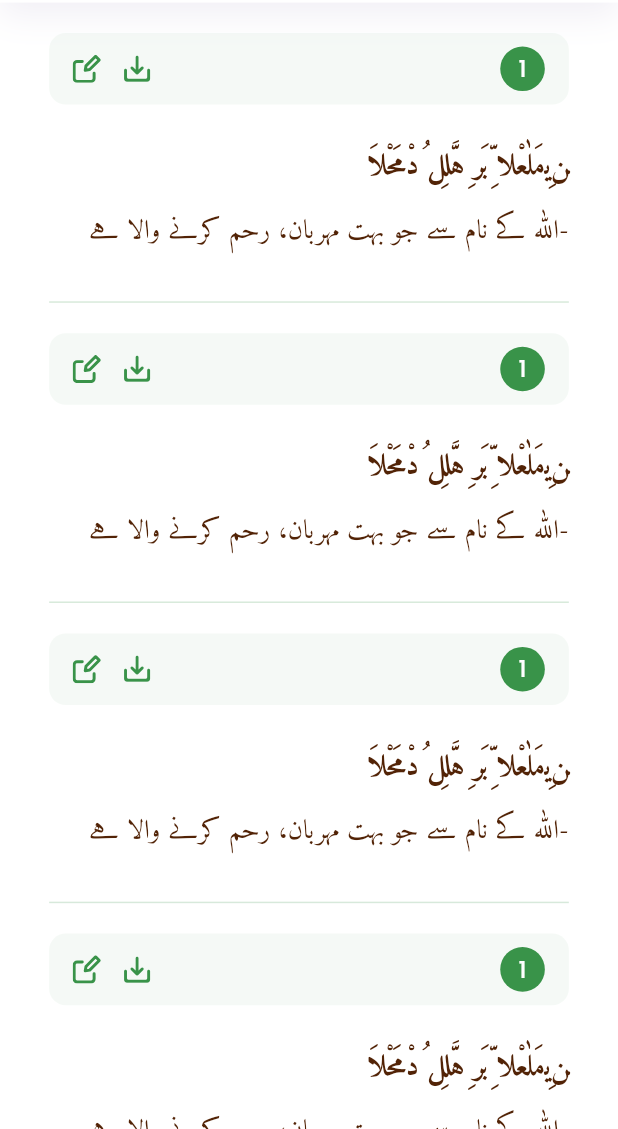
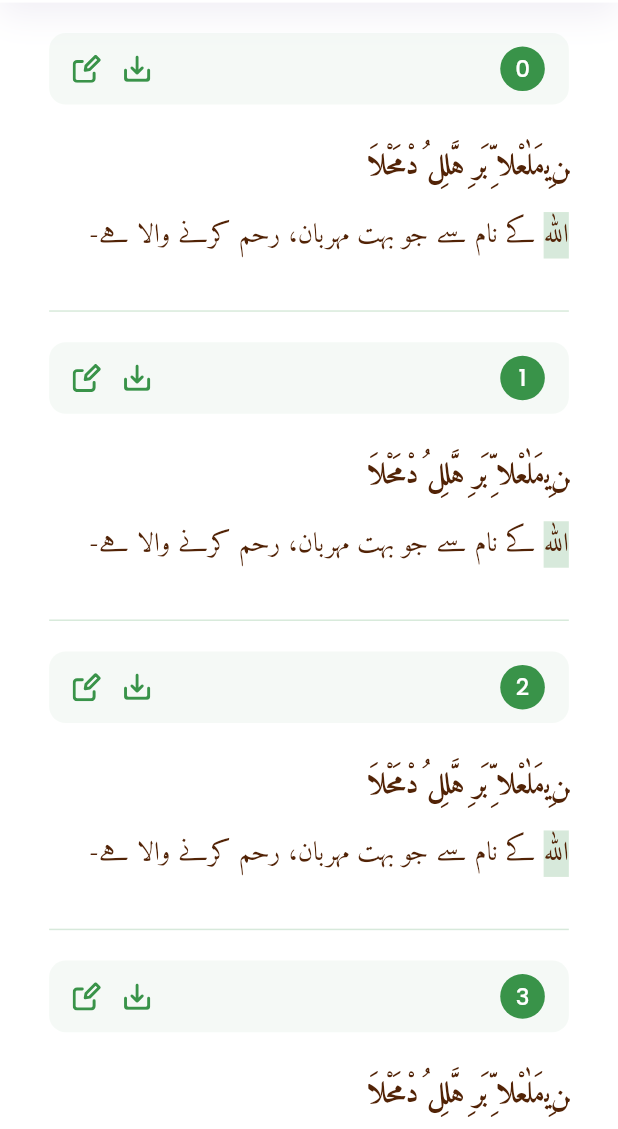
Before and after one commit to ayekaun-inc/Quran-Companion, a Flutter app: the SearchResultsView screen opened by its route, on a phone screen of 412 x 824 dp, the part 107-1236 px from its top. Run offline on Flutter 3.47's test engine with Material 3 defaults, Android fonts, the phone set to English and light mode, and no system bars; our stand-ins replace flutter_svg, get_it, shared_preferences, stacked, stacked_services; accounts and stored records are empty.

Commit message:
Add 'Search Results Screen UI'

```diff
--- /dev/null
+++ b/app/lib/global/enums.dart
@@ -0,0 +1,5 @@
+enum AyatTileActionButtonType { download, note }
+
+enum AyatListViewType { searchResults, surah, para }
+
+enum ReadingModeType { surah, para }
--- a/app/lib/global/utils/svg_constants.dart
+++ b/app/lib/global/utils/svg_constants.dart
@@ -1,4 +1,4 @@
 const String appIcon = 'assets/svgs/app_icon.svg';
 const String backIcon = 'assets/svgs/back_icon.svg';
 const String starIcon = 'assets/svgs/star_icon.svg';
-const String editIcon = 'assets/svgs/edit_icon.svg';
+const String noteIcon = 'assets/svgs/note_icon.svg';
--- /dev/null
+++ b/app/lib/global/widgets/ayat_tile.dart
@@ -0,0 +1,142 @@
+import 'package:app/global/enums.dart';
+import 'package:app/global/services/size_helper_service.dart';
+import 'package:app/global/themes/colors.dart';
+import 'package:app/global/themes/fonts.dart';
+import 'package:app/global/utils/svg_constants.dart';
+import 'package:app/global/widgets/custom_divider.dart';
+import 'package:app/global/widgets/custom_text.dart';
+import 'package:app/global/widgets/horizontal_gap.dart';
+import 'package:app/global/widgets/horizontal_padding.dart';
+import 'package:app/global/widgets/vertical_gap.dart';
+import 'package:flutter/material.dart';
+import 'package:flutter_svg/flutter_svg.dart';
+
+class AyatTile extends StatelessWidget {
+  final int number;
+  final String arabic;
+  final String urdu;
+  final String? highlightedWord;
+  const AyatTile({
+    super.key,
+    required this.number,
+    required this.arabic,
+    required this.urdu,
+    this.highlightedWord,
+  });
+
+  @override
+  Widget build(BuildContext context) {
+    return InkWell(
+      onTap: () {},
+      child: HorizontalPadding(
+        padding: 27.w,
+        child: Column(
+          crossAxisAlignment: CrossAxisAlignment.center,
+          mainAxisSize: MainAxisSize.min,
+          children: [
+            const VerticalGap(20),
+            AyatTileHeader(number: number),
+            const VerticalGap(27),
+            SizedBox(
+              width: double.maxFinite,
+              child: CustomText(
+                arabic,
+                size: 18,
+                font: amiriBold,
+                color: brown,
+                textAlign: TextAlign.right,
+              ),
+            ),
+            const VerticalGap(16),
+            SizedBox(
+              width: double.maxFinite,
+              child: CustomText(
+                urdu,
+                size: 16,
+                font: amiriRegular,
+                color: brown,
+                textAlign: TextAlign.right,
+                highlightedWord: highlightedWord,
+              ),
+            ),
+            const VerticalGap(34),
+            const CustomDivider(leftGap: 0, rightGap: 0),
+          ],
+        ),
+      ),
+    );
+  }
+}
+
+class AyatTileHeader extends StatelessWidget {
+  const AyatTileHeader({
+    super.key,
+    required this.number,
+  });
+
+  final int number;
+
+  @override
+  Widget build(BuildContext context) {
+    return Container(
+      width: 318.w,
+      height: 47.h,
+      decoration: BoxDecoration(
+        color: green.withOpacity(0.05),
+        borderRadius: BorderRadius.circular(10.r),
+      ),
+      child: Row(
+        children: [
+          const HorizontalGap(8.25),
+          const AyatTileActionButton(type: AyatTileActionButtonType.note),
+          const AyatTileActionButton(type: AyatTileActionButtonType.download),
+          const Spacer(),
+          CircleAvatar(
+            backgroundColor: green,
+            foregroundColor: white,
+            radius: 13.5.r,
+            child: CustomText(
+              number.toString(),
+              size: 14,
+              font: poppinsMedium,
+            ),
+          ),
+          const HorizontalGap(16),
+        ],
+      ),
+    );
+  }
+}
+
+class AyatTileActionButton extends StatelessWidget {
+  final AyatTileActionButtonType type;
+  const AyatTileActionButton({
+    super.key,
+    required this.type,
+  });
+
+  @override
+  Widget build(BuildContext context) {
+    return InkWell(
+      onTap: () {},
+      borderRadius: BorderRadius.circular(10.r),
+      splashColor: green.withOpacity(0.1),
+      child: SizedBox(
+        width: 30.5.w,
+        height: 30.5.h,
+        child: Center(
+          child: type == AyatTileActionButtonType.note
+              ? SvgPicture.asset(
+                  noteIcon,
+                  width: 17.w,
+                )
+              : Icon(
+                  Icons.save_alt_rounded,
+                  color: green,
+                  size: 21.w,
+                ),
+        ),
+      ),
+    );
+  }
+}
--- a/app/lib/global/widgets/custom_text.dart
+++ b/app/lib/global/widgets/custom_text.dart
@@ -1,4 +1,5 @@
 import 'package:app/global/services/size_helper_service.dart';
+import 'package:app/global/themes/colors.dart';
 import 'package:flutter/material.dart';
 
 class CustomText extends StatelessWidget {
@@ -6,18 +7,25 @@ class CustomText extends StatelessWidget {
   final double size;
   final String font;
   final Color? color;
+  final String? highlightedWord;
+  final TextAlign textAlign;
+
   const CustomText(
     this.data, {
     super.key,
     required this.size,
     required this.font,
     this.color,
+    this.highlightedWord,
+    this.textAlign = TextAlign.left,
   });
 
   @override
   Widget build(BuildContext context) {
+    if (highlightedWord == null || !data.contains(highlightedWord!)) {
       return Text(
         data,
+        textAlign: textAlign,
         style: TextStyle(
           fontSize: size.sp,
           fontFamily: font,
@@ -25,4 +33,40 @@ class CustomText extends StatelessWidget {
         ),
       );
     }
+
+    final parts = data.split(highlightedWord!);
+    final spans = <TextSpan>[];
+
+    for (int i = 0; i < parts.length; i++) {
+      spans.add(
+        TextSpan(
+          text: parts[i],
+          style: TextStyle(
+            fontSize: size.sp,
+            fontFamily: font,
+            color: color,
+          ),
+        ),
+      );
+
+      if (i < parts.length - 1) {
+        spans.add(
+          TextSpan(
+            text: highlightedWord,
+            style: TextStyle(
+              fontSize: size.sp,
+              fontFamily: font,
+              color: color,
+              backgroundColor: green.withOpacity(0.2),
+            ),
+          ),
+        );
       }
+    }
+
+    return RichText(
+      text: TextSpan(children: spans),
+      textAlign: textAlign,
+    );
+  }
+}
--- a/app/lib/search_results/search_results_view.dart
+++ b/app/lib/search_results/search_results_view.dart
@@ -1,19 +1,9 @@
-import 'package:app/global/services/size_helper_service.dart';
-import 'package:app/global/themes/colors.dart';
-import 'package:app/global/themes/fonts.dart';
-import 'package:app/global/utils/svg_constants.dart';
 import 'package:app/global/widgets/custom_app_bar.dart';
-import 'package:app/global/widgets/custom_divider.dart';
-import 'package:app/global/widgets/custom_text.dart';
-import 'package:app/global/widgets/horizontal_gap.dart';
-import 'package:app/global/widgets/horizontal_padding.dart';
-import 'package:app/global/widgets/vertical_gap.dart';
 import 'package:app/search_results/search_results_view_model.dart';
-import 'package:flutter/cupertino.dart';
 import 'package:flutter/material.dart';
-import 'package:flutter/widgets.dart';
-import 'package:flutter_svg/flutter_svg.dart';
 import 'package:stacked/stacked.dart';
+
+import '../global/widgets/ayat_tile.dart';
 
 class SearchResultsView extends StatelessWidget {
   const SearchResultsView({super.key});
@@ -30,9 +20,14 @@ class SearchResultsView extends StatelessWidget {
           ),
           body: Scrollbar(
             child: ListView.builder(
-              itemCount: 63,
+              itemCount: 9,
               itemBuilder: (context, index) {
-                return AyatTile();
+                return AyatTile(
+                  number: index,
+                  arabic: 'َﻦﻳِمَلٰعْلا ِّبَر ِهَّلِل ُدْمَحْلا',
+                  urdu: '-اللہ کے نام سے جو بہت مہربان، رحم کرنے والا ہے',
+                  highlightedWord: 'اللہ',
+                );
               },
             ),
           ),
@@ -41,100 +36,3 @@ class SearchResultsView extends StatelessWidget {
     );
   }
 }
-
-class AyatTile extends StatelessWidget {
-  const AyatTile({
-    super.key,
-  });
-
-  @override
-  Widget build(BuildContext context) {
-    return InkWell(
-      onTap: () {},
-      child: HorizontalPadding(
-        padding: 27.w,
-        child: Column(
-          crossAxisAlignment: CrossAxisAlignment.center,
-          mainAxisSize: MainAxisSize.min,
-          children: [
-            const VerticalGap(20),
-            Container(
-              width: 318.w,
-              height: 47.h,
-              decoration: BoxDecoration(
-                color: green.withOpacity(0.05),
-                borderRadius: BorderRadius.circular(10.r),
-              ),
-              child: Row(
-                children: [
-                  const HorizontalGap(8.25),
-                  InkWell(
-                    onTap: () {},
-                    child: SizedBox(
-                      width: 30.5.w,
-                      height: double.maxFinite,
-                      child: Center(
-                        child: SvgPicture.asset(
-                          editIcon,
-                          width: 17.w,
-                        ),
-                      ),
-                    ),
-                  ),
-                  InkWell(
-                    onTap: () {},
-                    child: SizedBox(
-                      width: 30.5.w,
-                      height: double.maxFinite,
-                      child: Center(
-                        child: Icon(
-                          Icons.save_alt_rounded,
-                          color: green,
-                          size: 21.w,
-                        ),
-                      ),
-                    ),
-                  ),
-                  const Spacer(),
-                  CircleAvatar(
-                    backgroundColor: green,
-                    foregroundColor: white,
-                    radius: 13.5.r,
-                    child: const CustomText('1', size: 14, font: poppinsMedium),
-                  ),
-                  const HorizontalGap(16),
-                ],
-              ),
-            ),
-            const VerticalGap(27),
-            const Row(
-              mainAxisAlignment: MainAxisAlignment.end,
-              children: [
-                CustomText(
-                  'َﻦﻳِمَلٰعْلا ِّبَر ِهَّلِل ُدْمَحْلا',
-                  size: 18,
-                  font: amiriBold,
-                  color: brown,
-                ),
-              ],
-            ),
-            const VerticalGap(16),
-            const Row(
-              mainAxisAlignment: MainAxisAlignment.end,
-              children: [
-                CustomText(
-                  'اللہ کے نام سے جو بہت مہربان، رحم کرنے والا ہے-',
-                  size: 16,
-                  font: amiriRegular,
-                  color: brown,
-                ),
-              ],
-            ),
-            const VerticalGap(34),
-            const CustomDivider(leftGap: 0, rightGap: 0),
-          ],
-        ),
-      ),
-    );
-  }
-}
```
Also changed, not shown: app/assets/svgs/note_icon.svg (renamed from app/assets/svgs/edit_icon.svg). Lines whose indentation alone changed are shown as unchanged.
